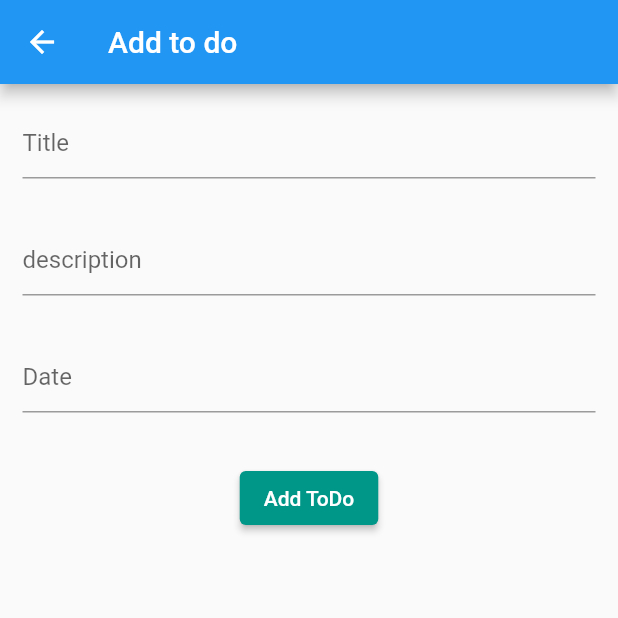
After one commit to Alqdees/sqflit-in-flutter, a Flutter app: the screen it shows after launch, after a tap on the "add" icon, on a phone screen of 412 x 824 dp, the top half of it. The commit adds this screen. Run offline on Flutter 3.47's test engine with Material 2 defaults, Android fonts, the light colour scheme and no system bars; our stand-ins replace sqflite; accounts and stored records are empty.

Commit message:
screen add to project

```diff
--- a/lib/provider/todo_provider.dart
+++ b/lib/provider/todo_provider.dart
@@ -1,4 +1,5 @@
-import 'package:flutter/foundation.dart';
+
+import 'package:flutter/material.dart';
 import 'package:sqflite_curd/db_helper/db_helper.dart';
 import 'package:uuid/uuid.dart';
 
--- /dev/null
+++ b/lib/screens/add_todo_screen.dart
@@ -0,0 +1,78 @@
+import 'package:flutter/material.dart';
+import 'package:provider/provider.dart';
+import 'package:sqflite_curd/provider/todo_provider.dart';
+
+class AddTodoScreen extends StatefulWidget {
+  const AddTodoScreen({super.key});
+
+  @override
+  State<AddTodoScreen> createState() => _AddTodoScreenState();
+}
+
+class _AddTodoScreenState extends State<AddTodoScreen> {
+  final TextEditingController _title = TextEditingController();
+  final TextEditingController _description = TextEditingController();
+  final TextEditingController _date = TextEditingController();
+
+  @override
+  void dispose() {
+    _title.dispose();
+    _description.dispose();
+    _date.dispose();
+    super.dispose();
+  }
+
+  @override
+  Widget build(BuildContext context) {
+    final todoProvider = Provider.of<TodoProvider>(context, listen: false);
+    return Scaffold(
+      appBar: AppBar(
+        title: const Text('Add to do'),
+      ),
+      body: Column(
+        children: [
+          Padding(
+            padding: EdgeInsets.all(15),
+            child: TextField(
+              controller: _title,
+              decoration: const InputDecoration(hintText: 'Title'),
+            ),
+          ),
+          Padding(
+            padding: EdgeInsets.all(15),
+            child: TextField(
+              controller: _description,
+              decoration: const InputDecoration(hintText: 'description'),
+            ),
+          ),
+          Padding(
+            padding: EdgeInsets.all(15),
+            child: TextField(
+              controller: _date,
+              decoration: const InputDecoration(hintText: 'Date'),
+            ),
+          ),
+          Padding(
+            padding: const EdgeInsets.all(18),
+            child: ElevatedButton(
+              onPressed: () async {
+                await todoProvider.insertData(
+                  _title.text,
+                  _description.text,
+                  _date.text,
+                );
+                _title.clear();
+                _description.clear();
+                _date.clear();
+                // ignore: use_build_context_synchronously
+                Navigator.pop(context);
+              },
+              style: ElevatedButton.styleFrom(backgroundColor: Colors.teal),
+              child: const Text('Add ToDo'),
+            ),
+          ),
+        ],
+      ),
+    );
+  }
+}
--- a/lib/screens/show_todo.dart
+++ b/lib/screens/show_todo.dart
@@ -1,6 +1,7 @@
 import 'package:flutter/material.dart';
 import 'package:provider/provider.dart';
 import 'package:sqflite_curd/provider/todo_provider.dart';
+import 'package:sqflite_curd/screens/add_todo_screen.dart';
 
 class ShowTodoScreen extends StatelessWidget {
   const ShowTodoScreen({super.key});
@@ -8,6 +9,20 @@ class ShowTodoScreen extends StatelessWidget {
   @override
   Widget build(BuildContext context) {
     return Scaffold(
+      floatingActionButton: FloatingActionButton(
+        onPressed: () {
+          // Provider.of<TodoProvider>(context, listen: false)
+          //     .intentScreen(context, const AddTodoScreen());
+          Navigator.of(context).push(
+            MaterialPageRoute(
+              builder: (context) {
+                return const AddTodoScreen();
+              },
+            ),
+          );
+        },
+        child: const Icon(Icons.add),
+      ),
       appBar: AppBar(
         title: const Text('Todo'),
       ),
@@ -21,7 +36,15 @@ class ShowTodoScreen extends StatelessWidget {
                     ? ListView.builder(
                         itemCount: todoProvider.todoItem.length,
                         itemBuilder: (context, index) {
-                          return const ListTile();
+                          return Card(
+                            elevation: 8,
+                            child: ListTile(
+                              title: Text(todoProvider.todoItem[index].title),
+                              subtitle: Text(
+                                  todoProvider.todoItem[index].description),
+                              trailing: Text(todoProvider.todoItem[index].date),
+                            ),
+                          );
                         },
                       )
                     : const Center(
```
